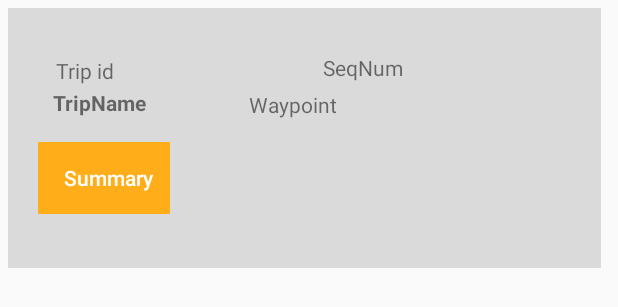
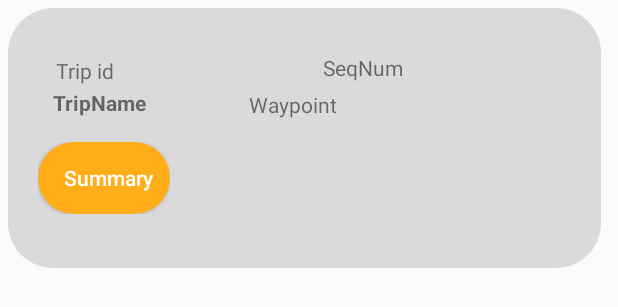
Before and after one commit to Aelbish/CSCI-4060-AIMS-Project, an Android app: the layout sample_trips_list.xml on its own in the app's theme, with its tools: preview values and no code run, on a phone screen of 412 x 824 dp. Shown: the top 307 px of the screen. Run offline under Robolectric (Android 15) with nearby library versions, the phone set to English and light mode, and no system bars; network calls fail.

Commit message:
Made changes to layout

```diff
--- /dev/null
+++ b/app/src/main/res/drawable/button.xml
@@ -0,0 +1,10 @@
+<?xml version="1.0" encoding="utf-8"?>
+<shape
+    xmlns:android="http://schemas.android.com/apk/res/android">
+
+    <corners
+        android:radius="30dp" />
+
+    <solid
+        android:color="#FFAE1A" />
+</shape>
--- /dev/null
+++ b/app/src/main/res/drawable/trip_info.xml
@@ -0,0 +1,10 @@
+<?xml version="1.0" encoding="utf-8"?>
+<shape
+    xmlns:android="http://schemas.android.com/apk/res/android">
+
+    <corners
+        android:radius="30dp" />
+
+    <solid
+        android:color="#DADADA" />
+</shape>
--- a/app/src/main/res/layout/activity_trip.xml
+++ b/app/src/main/res/layout/activity_trip.xml
@@ -41,7 +41,7 @@
             android:layout_width="wrap_content"
             android:layout_height="wrap_content"
             android:layout_alignParentEnd="true"
-            android:background="#FFAE1A"
+            android:background="@drawable/button"
             android:clickable="true"
             android:paddingLeft="5dp"
             android:text="Start"
--- a/app/src/main/res/layout/sample_trips_list.xml
+++ b/app/src/main/res/layout/sample_trips_list.xml
@@ -5,12 +5,13 @@
     android:padding="5dp">
 
     <LinearLayout
+        android:id="@+id/color"
         android:layout_width="395dp"
         android:layout_height="173dp"
         android:layout_alignParentStart="true"
         android:layout_centerVertical="true"
         android:layout_marginStart="0dp"
-        android:background="#DADADA"
+        android:background="@drawable/trip_info"
         android:orientation="vertical"
         android:padding="20dp">
 
@@ -67,7 +68,7 @@
                 android:layout_width="wrap_content"
                 android:layout_height="wrap_content"
                 android:layout_alignParentStart="true"
-                android:background="#FFAE1A"
+                android:background="@drawable/button"
                 android:clickable="true"
                 android:paddingLeft="5dp"
                 android:text="Summary"
```
Also changed, not shown: 327 other files.
